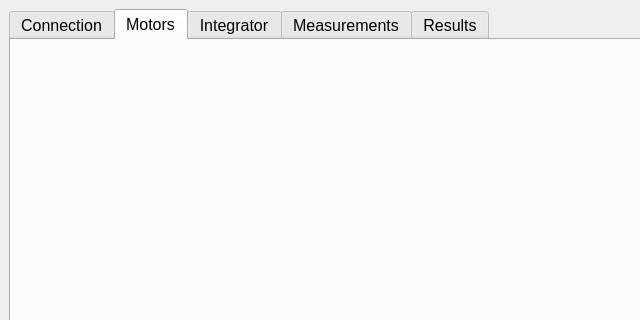
Qt form stretchedwire/gui/ui/mainwindow.ui (lnls-ima/stretched-wire) before a commit; both pictures show x 0 to 640 and y 0 to 320 of the 1042 by 834 pixel window.
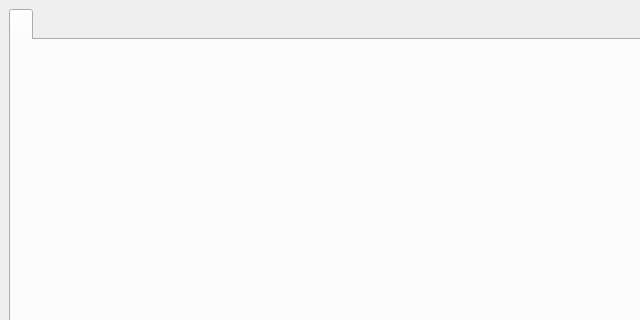
The same form after that commit. The open tabs and pages were chosen to show the change. Icons and pictures are not drawn.

The edit to the form file:
```diff
--- a/stretchedwire/gui/ui/mainwindow.ui
+++ b/stretchedwire/gui/ui/mainwindow.ui
@@ -48,45 +48,10 @@
       </property>
       <widget class="QWidget" name="tab">
        <attribute name="title">
-        <string>Connection</string>
+        <string/>
        </attribute>
        <layout class="QGridLayout" name="gridLayout_2"/>
       </widget>
-      <widget class="QWidget" name="tab_2">
-       <attribute name="icon">
-        <iconset>
-         <normaloff>../../resources/img/service_manager.png</normaloff>../../resources/img/service_manager.png</iconset>
-       </attribute>
-       <attribute name="title">
-        <string>Motors</string>
-       </attribute>
-       <layout class="QGridLayout" name="gridLayout_6"/>
-      </widget>
-      <widget class="QWidget" name="tab_4">
-       <attribute name="icon">
-        <iconset>
-         <normaloff>../../resources/img/kbackgammon_engine.png</normaloff>../../resources/img/kbackgammon_engine.png</iconset>
-       </attribute>
-       <attribute name="title">
-        <string>Integrator</string>
-       </attribute>
-       <layout class="QGridLayout" name="gridLayout_12"/>
-      </widget>
-      <widget class="QWidget" name="tab_3">
-       <attribute name="icon">
-        <iconset>
-         <normaloff>../../resources/img/magnet.png</normaloff>../../resources/img/magnet.png</iconset>
-       </attribute>
-       <attribute name="title">
-        <string>Measurements</string>
-       </attribute>
-       <layout class="QGridLayout" name="gridLayout_23"/>
-      </widget>
-      <widget class="QWidget" name="tab_5">
-       <attribute name="title">
-        <string>Results</string>
-       </attribute>
-      </widget>
      </widget>
     </item>
     <item row="1" column="0">
```
Left out of the diff: 5 changed lines with no effect on the pictures.
